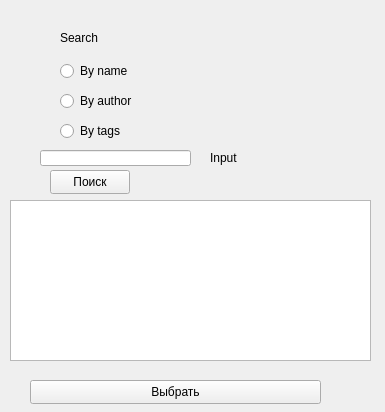
Before: the Qt Designer form searchwindow.ui in zotic1001/QTNotePad, drawn with Qt 5.
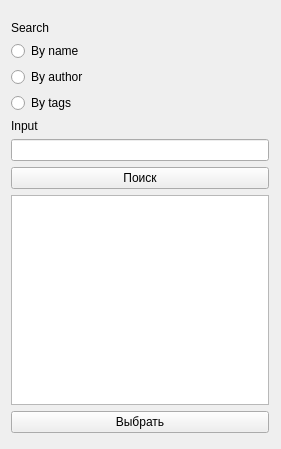
After: the same form once the commit is applied.

The edit to the form file:
```diff
--- a/searchwindow.ui
+++ b/searchwindow.ui
@@ -6,123 +6,79 @@
    <rect>
     <x>0</x>
     <y>0</y>
-    <width>385</width>
-    <height>412</height>
+    <width>281</width>
+    <height>449</height>
    </rect>
   </property>
   <property name="windowTitle">
    <string>Form</string>
   </property>
+  <widget class="QWidget" name="">
+   <property name="geometry">
+    <rect>
+     <x>11</x>
+     <y>21</y>
+     <width>258</width>
+     <height>412</height>
+    </rect>
+   </property>
+   <layout class="QVBoxLayout" name="verticalLayout">
+    <item>
+     <widget class="QLabel" name="label">
+      <property name="text">
+       <string>Search</string>
+      </property>
+     </widget>
+    </item>
+    <item>
   <widget class="QRadioButton" name="radioButton">
-   <property name="geometry">
-    <rect>
-     <x>60</x>
-     <y>60</y>
-     <width>91</width>
-     <height>22</height>
-    </rect>
-   </property>
    <property name="text">
     <string>By name</string>
    </property>
   </widget>
+    </item>
+    <item>
   <widget class="QRadioButton" name="radioButton_2">
-   <property name="geometry">
-    <rect>
-     <x>60</x>
-     <y>90</y>
-     <width>91</width>
-     <height>22</height>
-    </rect>
-   </property>
    <property name="text">
     <string>By author</string>
    </property>
   </widget>
+    </item>
+    <item>
   <widget class="QRadioButton" name="radioButton_3">
-   <property name="geometry">
-    <rect>
-     <x>60</x>
-     <y>120</y>
-     <width>91</width>
-     <height>22</height>
-    </rect>
-   </property>
    <property name="text">
     <string>By tags</string>
    </property>
   </widget>
-  <widget class="QLabel" name="label">
-   <property name="geometry">
-    <rect>
-     <x>60</x>
-     <y>30</y>
-     <width>49</width>
-     <height>16</height>
-    </rect>
-   </property>
-   <property name="text">
-    <string>Search</string>
-   </property>
-  </widget>
-  <widget class="QLineEdit" name="lineEdit">
-   <property name="geometry">
-    <rect>
-     <x>40</x>
-     <y>150</y>
-     <width>151</width>
-     <height>16</height>
-    </rect>
-   </property>
-  </widget>
+    </item>
+    <item>
   <widget class="QLabel" name="label_2">
-   <property name="geometry">
-    <rect>
-     <x>210</x>
-     <y>150</y>
-     <width>49</width>
-     <height>16</height>
-    </rect>
-   </property>
    <property name="text">
     <string>Input</string>
    </property>
   </widget>
+    </item>
+    <item>
+     <widget class="QLineEdit" name="lineEdit"/>
+    </item>
+    <item>
   <widget class="QPushButton" name="pushButton">
-   <property name="geometry">
-    <rect>
-     <x>50</x>
-     <y>170</y>
-     <width>80</width>
-     <height>24</height>
-    </rect>
-   </property>
    <property name="text">
     <string>Поиск</string>
    </property>
   </widget>
+    </item>
+    <item>
+     <widget class="QListWidget" name="listWidget"/>
+    </item>
+    <item>
   <widget class="QPushButton" name="pushButton_2">
-   <property name="geometry">
-    <rect>
-     <x>30</x>
-     <y>380</y>
-     <width>291</width>
-     <height>24</height>
-    </rect>
-   </property>
    <property name="text">
     <string>Выбрать</string>
    </property>
   </widget>
-  <widget class="QListWidget" name="listWidget">
-   <property name="geometry">
-    <rect>
-     <x>10</x>
-     <y>200</y>
-     <width>361</width>
-     <height>161</height>
-    </rect>
-   </property>
+    </item>
+   </layout>
   </widget>
  </widget>
  <resources/>
```
Lines whose indentation alone changed are shown as unchanged.
